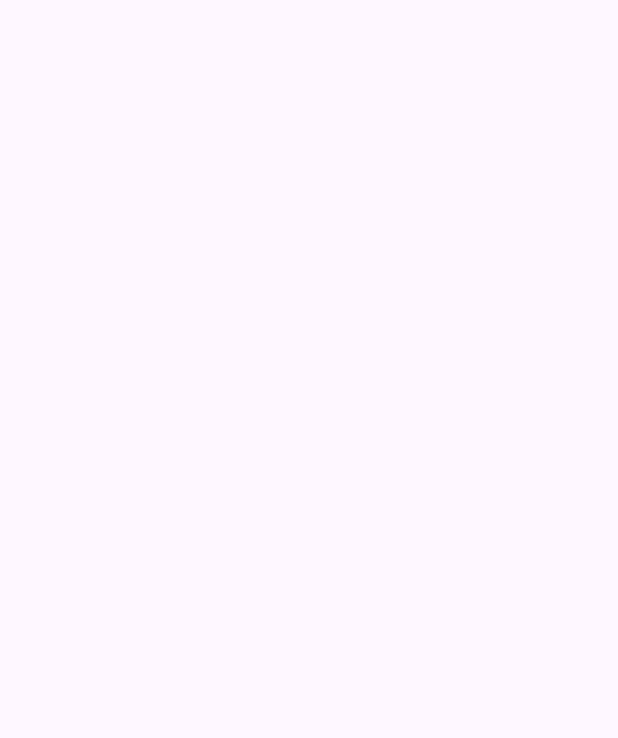
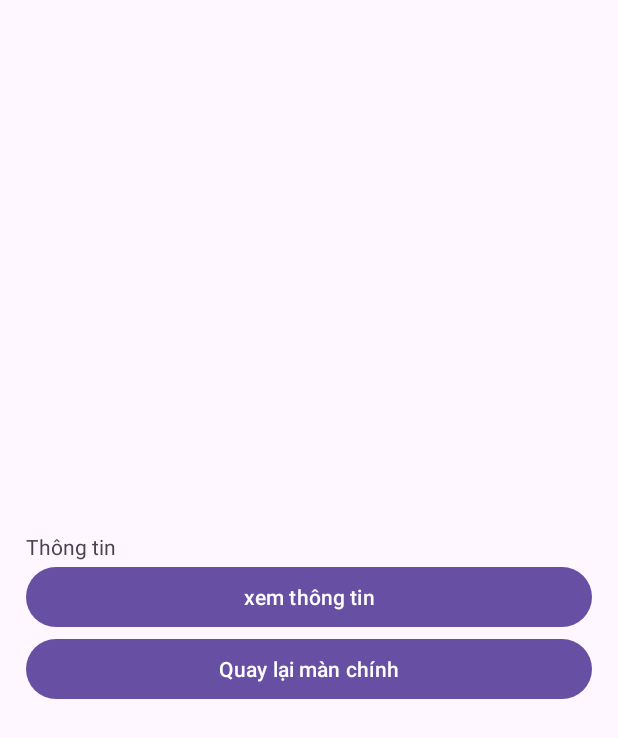
Before and after one commit to trantai2509/thubaitapgit, an Android app: the fragment2 screen opened directly, with no data from a screen before it, on a phone screen of 412 x 824 dp. Before the commit the part shown is empty. Shown: the top 738 px of the screen. Run offline under Robolectric (Android 15) with nearby library versions, the phone set to English and light mode, and no system bars.

Commit message:
Ý 3: fragment2.xml

```diff
--- a/app/src/main/res/layout/activity_fragment2.xml
+++ b/app/src/main/res/layout/activity_fragment2.xml
@@ -7,4 +7,36 @@
     android:layout_height="match_parent"
     tools:context=".view.fragment2">
 
+    <LinearLayout
+        android:layout_width="0dp"
+        android:layout_height="wrap_content"
+        android:layout_marginStart="1dp"
+        android:layout_marginTop="1dp"
+        android:layout_marginEnd="1dp"
+        android:layout_marginBottom="1dp"
+        android:orientation="vertical"
+        android:padding="16dp"
+        app:layout_constraintBottom_toBottomOf="parent"
+        app:layout_constraintEnd_toEndOf="parent"
+        app:layout_constraintStart_toStartOf="parent"
+        app:layout_constraintTop_toTopOf="parent">
+
+        <TextView
+            android:id="@+id/textView2"
+            android:layout_width="match_parent"
+            android:layout_height="wrap_content"
+            android:text="Thông tin" />
+
+        <Button
+            android:id="@+id/btnthongtin"
+            android:layout_width="match_parent"
+            android:layout_height="wrap_content"
+            android:text="xem thông tin" />
+
+        <Button
+            android:id="@+id/btnquaylai"
+            android:layout_width="match_parent"
+            android:layout_height="wrap_content"
+            android:text="Quay lại màn chính" />
+    </LinearLayout>
 </androidx.constraintlayout.widget.ConstraintLayout>
```
